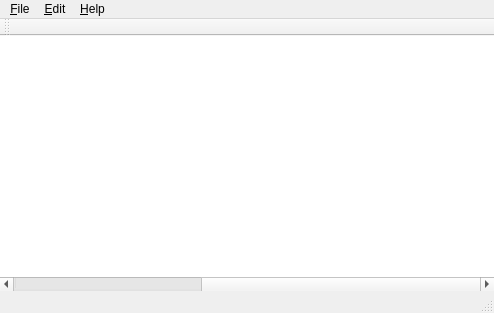
Qt form src/mainwindow.ui (ambiesoft/SceneExplorer) before a commit.
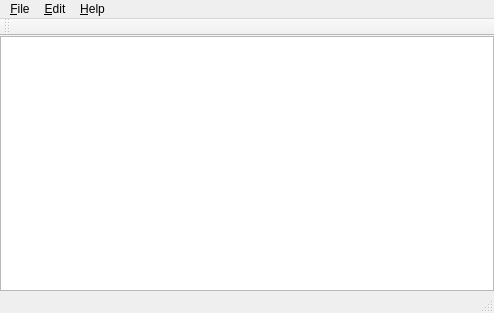
The same form after that commit.

Diff of the .ui file:
```diff
--- a/src/mainwindow.ui
+++ b/src/mainwindow.ui
@@ -34,66 +34,16 @@
      <number>0</number>
     </property>
     <item>
-     <widget class="QScrollArea" name="scrollArea">
-      <property name="sizePolicy">
-       <sizepolicy hsizetype="Preferred" vsizetype="Preferred">
-        <horstretch>0</horstretch>
-        <verstretch>0</verstretch>
-       </sizepolicy>
+     <widget class="QTableView" name="tableView">
+      <property name="showGrid">
+       <bool>false</bool>
       </property>
-      <property name="frameShape">
-       <enum>QFrame::NoFrame</enum>
-      </property>
-      <property name="frameShadow">
-       <enum>QFrame::Plain</enum>
-      </property>
-      <property name="widgetResizable">
-       <bool>true</bool>
-      </property>
-      <widget class="QWidget" name="scrollAreaWidgetContents">
-       <property name="geometry">
-        <rect>
-         <x>0</x>
-         <y>0</y>
-         <width>494</width>
-         <height>260</height>
-        </rect>
-       </property>
-       <layout class="QVBoxLayout" name="verticalLayout_2">
-        <property name="spacing">
-         <number>0</number>
-        </property>
-        <property name="leftMargin">
-         <number>0</number>
-        </property>
-        <property name="topMargin">
-         <number>0</number>
-        </property>
-        <property name="rightMargin">
-         <number>0</number>
-        </property>
-        <property name="bottomMargin">
-         <number>0</number>
-        </property>
-        <item>
-         <widget class="QTextBrowser" name="textBrowser">
-          <property name="frameShape">
-           <enum>QFrame::NoFrame</enum>
-          </property>
-          <property name="frameShadow">
-           <enum>QFrame::Plain</enum>
-          </property>
-          <property name="html">
-           <string>&lt;!DOCTYPE HTML PUBLIC &quot;-//W3C//DTD HTML 4.0//EN&quot; &quot;http://www.w3.org/TR/REC-html40/strict.dtd&quot;&gt;
-&lt;html&gt;&lt;head&gt;&lt;meta name=&quot;qrichtext&quot; content=&quot;1&quot; /&gt;&lt;style type=&quot;text/css&quot;&gt;
-p, li { white-space: pre-wrap; }
-&lt;/style&gt;&lt;/head&gt;&lt;body style=&quot; font-family:'MS Shell Dlg 2'; font-size:8.25pt; font-weight:400; font-style:normal;&quot;&gt;
-&lt;p style=&quot;-qt-paragraph-type:empty; margin-top:0px; margin-bottom:0px; margin-left:820px; margin-right:0px; -qt-block-indent:0; text-indent:0px; background-color:#ffffff;&quot;&gt;&lt;br /&gt;&lt;/p&gt;&lt;/body&gt;&lt;/html&gt;</string>
-          </property>
-         </widget>
-        </item>
-       </layout>
-      </widget>
+      <attribute name="horizontalHeaderStretchLastSection">
+       <bool>false</bool>
+      </attribute>
+      <attribute name="verticalHeaderStretchLastSection">
+       <bool>false</bool>
+      </attribute>
      </widget>
     </item>
    </layout>
```
Left out of the diff: 2 changed lines with no effect on the pictures.
